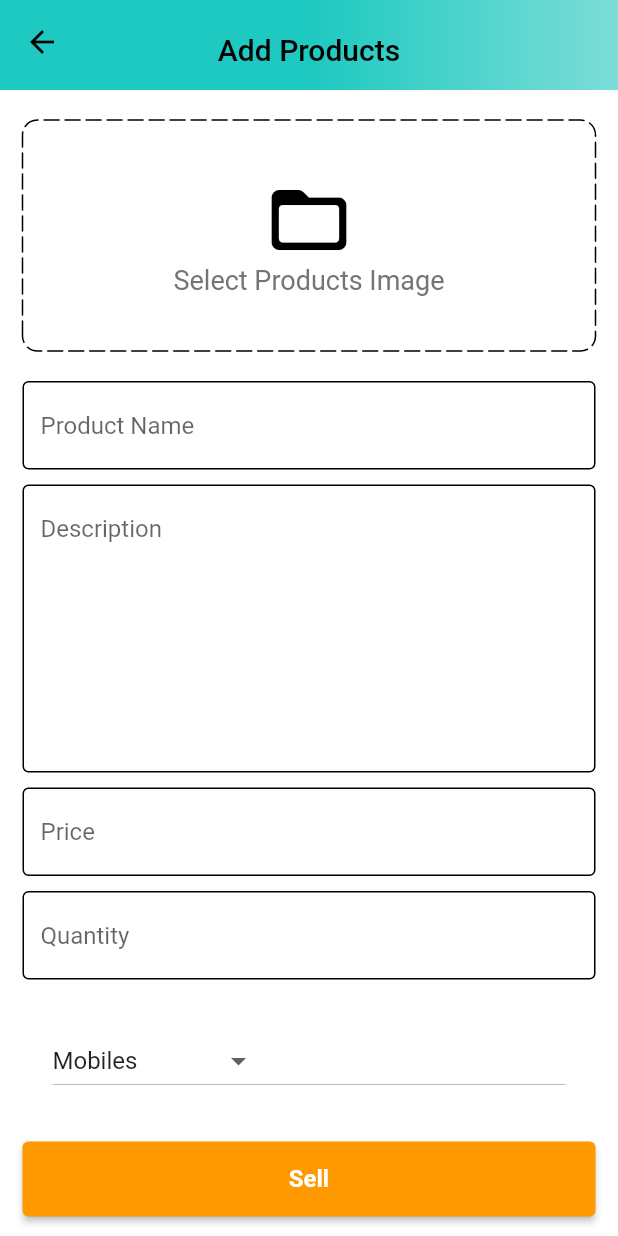
After one commit to RahulG84/Flutter_eCommerce_app, a Flutter app: the AdminScreen screen opened directly, after a tap on the "add" icon, on a phone screen of 412 x 824 dp. The commit adds this screen. Run offline on Flutter 3.47's test engine with Material 2 defaults, Android fonts, the phone set to English and light mode, and no system bars; drawn by our look-alikes of dotted_border; our stand-ins replace badges, carousel_slider, file_picker, shared_preferences, transparent_image; accounts and stored records are empty.

Commit message:
Added : Admin UI Part

```diff
--- /dev/null
+++ b/lib/features/admin/screens/add_products_screen.dart
@@ -0,0 +1,204 @@
+import 'dart:io';
+import 'package:amazon_clone/utils/utils.dart';
+import 'package:amazon_clone/widgets/custom_button.dart';
+import 'package:amazon_clone/widgets/custom_textfield.dart';
+import 'package:carousel_slider/carousel_options.dart';
+import 'package:carousel_slider/carousel_slider.dart';
+import 'package:dotted_border/dotted_border.dart';
+import 'package:flutter/material.dart';
+
+import '../../../constants/global_variables.dart';
+
+class AddProductsScreen extends StatefulWidget {
+  static const routeName = '/add-products-screen';
+  const AddProductsScreen({Key? key}) : super(key: key);
+
+  @override
+  State<AddProductsScreen> createState() => _AddProductsScreenState();
+}
+
+class _AddProductsScreenState extends State<AddProductsScreen> {
+  final TextEditingController productNameController = TextEditingController();
+  final TextEditingController descriptionController = TextEditingController();
+  final TextEditingController priceController = TextEditingController();
+  final TextEditingController quantityController = TextEditingController();
+
+  String category = 'Mobiles';
+
+  static const List<String> productCategoriesList = [
+    'Mobiles',
+    'Essentials',
+    'Appliances',
+    'Books',
+  ];
+
+  List<File> images = [];
+
+  void selectImages() async {
+    var res = await pickImages();
+    setState(() {
+      images = res;
+    });
+    print('images.length ${images.length}');
+  }
+
+  @override
+  void initState() {
+    super.initState();
+    // productNameController.dispose();
+    // descriptionController.dispose();
+    // priceController.dispose();
+    // quantityController.dispose();
+  }
+
+  @override
+  Widget build(BuildContext context) {
+    return Scaffold(
+      appBar: PreferredSize(
+        preferredSize: const Size.fromHeight(60),
+        child: AppBar(
+          centerTitle: true,
+          flexibleSpace: Container(
+            decoration: const BoxDecoration(
+              gradient: GlobalVariables.appBarGradient,
+            ),
+          ),
+          title: const Padding(
+            padding: EdgeInsets.only(top: 10),
+            child: Text(
+              'Add Products',
+              style: TextStyle(
+                fontSize: 20,
+                fontWeight: FontWeight.w500,
+                color: GlobalVariables.blackColor,
+              ),
+            ),
+          ),
+        ),
+      ),
+      body: Padding(
+        padding: const EdgeInsets.symmetric(horizontal: 15),
+        child: Form(
+          child: SingleChildScrollView(
+            child: Column(
+              children: [
+                const SizedBox(
+                  height: 20,
+                ),
+                images.isNotEmpty
+                    ? CarouselSlider(
+                        options: CarouselOptions(
+                          viewportFraction: 1,
+                          height: 210,
+                          enlargeCenterPage: true,
+                          enlargeStrategy: CenterPageEnlargeStrategy.height,
+                        ),
+                        items: images.map(
+                          (item) {
+                            return ClipRRect(
+                              borderRadius: BorderRadius.circular(10),
+                              child: Image.file(
+                                item,
+                                fit: BoxFit.cover,
+                                height: double.infinity,
+                              ),
+                            );
+                          },
+                        ).toList(),
+                      )
+                    : InkWell(
+                        onTap: selectImages,
+                        child: DottedBorder(
+                          borderType: BorderType.RRect,
+                          radius: const Radius.circular(10),
+                          dashPattern: const [10, 4],
+                          strokeCap: StrokeCap.round,
+                          child: SizedBox(
+                            width: double.infinity,
+                            height: 150,
+                            child: Column(
+                              mainAxisAlignment: MainAxisAlignment.center,
+                              children: [
+                                const Icon(
+                                  Icons.folder_open_rounded,
+                                  size: 60,
+                                  color: GlobalVariables.blackColor,
+                                ),
+                                Text(
+                                  'Select Products Image',
+                                  style: TextStyle(
+                                    fontSize: 18,
+                                    color: Colors.grey.shade600,
+                                  ),
+                                ),
+                              ],
+                            ),
+                          ),
+                        ),
+                      ),
+                const SizedBox(
+                  height: 20,
+                ),
+                CustomTextField(
+                  controller: productNameController,
+                  hintText: 'Product Name',
+                ),
+                const SizedBox(
+                  height: 10,
+                ),
+                CustomTextField(
+                  controller: descriptionController,
+                  hintText: 'Description',
+                  maxLine: 8,
+                ),
+                const SizedBox(
+                  height: 10,
+                ),
+                CustomTextField(
+                  controller: priceController,
+                  hintText: 'Price',
+                ),
+                const SizedBox(
+                  height: 10,
+                ),
+                CustomTextField(
+                  controller: quantityController,
+                  hintText: 'Quantity',
+                ),
+                const SizedBox(
+                  height: 10,
+                ),
+                Container(
+                  width: double.infinity,
+                  padding: const EdgeInsets.all(20),
+                  child: DropdownButton(
+                    hint: const Text('Select Category'),
+                    value: category,
+                    items: productCategoriesList.map((String items) {
+                      return DropdownMenuItem(
+                        value: items,
+                        child: Text(
+                          items,
+                          overflow: TextOverflow.ellipsis,
+                        ),
+                      );
+                    }).toList(),
+                    onChanged: (String? newValue) {
+                      setState(() {
+                        category = newValue!;
+                      });
+                    },
+                  ),
+                ),
+                const SizedBox(
+                  height: 10,
+                ),
+                CustomButton(onPressed: () {}, buttonTile: 'Sell'),
+              ],
+            ),
+          ),
+        ),
+      ),
+    );
+  }
+}
--- /dev/null
+++ b/lib/features/admin/screens/admin_screen.dart
@@ -0,0 +1,146 @@
+import 'package:amazon_clone/features/admin/screens/products_screen.dart';
+import 'package:flutter/material.dart';
+
+import '../../../constants/global_variables.dart';
+
+class AdminScreen extends StatefulWidget {
+  const AdminScreen({Key? key}) : super(key: key);
+
+  @override
+  State<AdminScreen> createState() => _AdminScreenState();
+}
+
+class _AdminScreenState extends State<AdminScreen> {
+  int _page = 0;
+  double bottomBarWidth = 50;
+  double bottomBarBorderWidth = 5;
+
+  void updatePage(int page) {
+    setState(() {
+      _page = page;
+    });
+  }
+
+  List<Widget> widgetArray = [
+    const ProductsScreen(),
+    const Center(child: Text('Analytics Page')),
+    const Center(child: Text('Cart Page')),
+  ];
+
+  @override
+  Widget build(BuildContext context) {
+    return Scaffold(
+      appBar: PreferredSize(
+        preferredSize: const Size.fromHeight(60),
+        child: AppBar(
+          flexibleSpace: Container(
+            decoration: const BoxDecoration(
+              gradient: GlobalVariables.appBarGradient,
+            ),
+          ),
+          title: Padding(
+            padding: const EdgeInsets.only(top: 10),
+            child: Row(
+              mainAxisAlignment: MainAxisAlignment.spaceBetween,
+              children: [
+                Container(
+                  alignment: Alignment.center,
+                  child: Image.asset(
+                    'assets/images/amazon_in.png',
+                    width: 140,
+                    height: 70,
+                    color: Colors.black,
+                  ),
+                ),
+                const Text(
+                  'Admin',
+                  style: TextStyle(
+                    fontSize: 25,
+                    fontWeight: FontWeight.bold,
+                    color: GlobalVariables.blackColor,
+                  ),
+                )
+              ],
+            ),
+          ),
+        ),
+      ),
+      body: widgetArray[_page],
+      bottomNavigationBar: BottomNavigationBar(
+        selectedItemColor: GlobalVariables.selectedNavBarColor,
+        unselectedItemColor: GlobalVariables.unselectedNavBarColor,
+        backgroundColor: GlobalVariables.backgroundColor,
+        iconSize: 30,
+        onTap: updatePage,
+        items: [
+          //Post
+          BottomNavigationBarItem(
+            label: '',
+            icon: Container(
+              padding: const EdgeInsets.symmetric(horizontal: 10),
+              width: bottomBarBorderWidth,
+              decoration: BoxDecoration(
+                border: Border(
+                  top: BorderSide(
+                    color: _page == 0
+                        ? GlobalVariables.selectedNavBarColor
+                        : GlobalVariables.backgroundColor,
+                    width: bottomBarBorderWidth,
+                  ),
+                ),
+              ),
+              child: Icon(Icons.home_outlined,
+                  color: _page == 0
+                      ? GlobalVariables.blueColor
+                      : GlobalVariables.blackColor),
+            ),
+          ),
+
+          //Analytics
+          BottomNavigationBarItem(
+            label: '',
+            icon: Container(
+              width: bottomBarBorderWidth,
+              decoration: BoxDecoration(
+                border: Border(
+                  top: BorderSide(
+                    color: _page == 1
+                        ? GlobalVariables.selectedNavBarColor
+                        : GlobalVariables.backgroundColor,
+                    width: bottomBarBorderWidth,
+                  ),
+                ),
+              ),
+              child: Icon(Icons.analytics_outlined,
+                  color: _page == 1
+                      ? GlobalVariables.blueColor
+                      : GlobalVariables.blackColor),
+            ),
+          ),
+
+          //Order
+          BottomNavigationBarItem(
+            label: '',
+            icon: Container(
+              width: bottomBarBorderWidth,
+              decoration: BoxDecoration(
+                border: Border(
+                  top: BorderSide(
+                    color: _page == 2
+                        ? GlobalVariables.selectedNavBarColor
+                        : GlobalVariables.backgroundColor,
+                    width: bottomBarBorderWidth,
+                  ),
+                ),
+              ),
+              child: Icon(Icons.all_inbox_outlined,
+                  color: _page == 2
+                      ? GlobalVariables.blueColor
+                      : GlobalVariables.blackColor),
+            ),
+          ),
+        ],
+      ),
+    );
+  }
+}
--- /dev/null
+++ b/lib/features/admin/screens/products_screen.dart
@@ -0,0 +1,34 @@
+import 'package:amazon_clone/constants/global_variables.dart';
+import 'package:amazon_clone/features/admin/screens/add_products_screen.dart';
+import 'package:flutter/material.dart';
+
+class ProductsScreen extends StatefulWidget {
+  const ProductsScreen({Key? key}) : super(key: key);
+
+  @override
+  State<ProductsScreen> createState() => _ProductsScreenState();
+}
+
+class _ProductsScreenState extends State<ProductsScreen> {
+
+  navigateToAddProductScreen() {
+    Navigator.pushNamed(context, AddProductsScreen.routeName);
+  }
+
+  @override
+  Widget build(BuildContext context) {
+    return Scaffold(
+      body: const Text('Products Screen'),
+      floatingActionButton: FloatingActionButton(
+        onPressed:navigateToAddProductScreen,
+        tooltip: 'Add a Products',
+        child: const Icon(
+          Icons.add,
+          size: 20,
+          color: GlobalVariables.blackColor,
+        ),
+      ),
+      floatingActionButtonLocation: FloatingActionButtonLocation.centerFloat,
+    );
+  }
+}
--- a/lib/main.dart
+++ b/lib/main.dart
@@ -1,4 +1,5 @@
 import 'package:amazon_clone/constants/global_variables.dart';
+import 'package:amazon_clone/features/admin/screens/admin_screen.dart';
 import 'package:amazon_clone/features/auth/screens/auth_screen.dart';
 import 'package:amazon_clone/features/auth/services/auth_services.dart';
 import 'package:amazon_clone/features/home/screens/home_screen.dart';
@@ -57,7 +58,9 @@ class _MyAppState extends State<MyApp> {
       ),
       onGenerateRoute: (settings) => onGenerateRoute(settings),
       home: Provider.of<UserProvider>(context).user.token.isNotEmpty
-          ? const BottomBar()
+          ? Provider.of<UserProvider>(context).user.type == 'user'
+              ? const BottomBar()
+              : const AdminScreen()
           : const AuthScreen(),
     );
   }
--- a/lib/utils/router.dart
+++ b/lib/utils/router.dart
@@ -1,3 +1,4 @@
+import 'package:amazon_clone/features/admin/screens/add_products_screen.dart';
 import 'package:amazon_clone/features/auth/screens/auth_screen.dart';
 import 'package:amazon_clone/features/home/screens/home_screen.dart';
 import 'package:amazon_clone/widgets/bottom_bar.dart';
@@ -17,6 +18,10 @@ Route<dynamic> onGenerateRoute(RouteSettings routeSettings) {
       return MaterialPageRoute(
         builder: (context) => const BottomBar(),
       );
+    case AddProductsScreen.routeName:
+      return MaterialPageRoute(
+        builder: (context) => const AddProductsScreen(),
+      );
     default:
       return MaterialPageRoute(
         builder: (context) => const Text("Screen Dose Not Exists"),
--- a/lib/utils/utils.dart
+++ b/lib/utils/utils.dart
@@ -1,4 +1,6 @@
+import 'package:file_picker/file_picker.dart';
 import 'package:flutter/material.dart';
+import 'dart:io';
 
 void showSnackPopup(BuildContext context, String text) {
   ScaffoldMessenger.of(context).showSnackBar(
@@ -7,3 +9,21 @@ void showSnackPopup(BuildContext context, String text) {
     ),
   );
 }
+
+Future<List<File>> pickImages() async {
+  List<File> images = [];
+  try {
+    var files = await FilePicker.platform.pickFiles(
+      type: FileType.any,
+      allowMultiple: true,
+    );
+    if (files != null && files.files.isNotEmpty) {
+      for (int i = 0; i < files.files.length; i++) {
+        images.add(File(files.files[i].path!));
+      }
+    }
+  } catch (e) {
+    debugPrint(e.toString());
+  }
+  return images;
+}
--- a/lib/widgets/custom_textfield.dart
+++ b/lib/widgets/custom_textfield.dart
@@ -8,14 +8,16 @@ class CustomTextField extends StatelessWidget {
   Widget? suffixIcon;
   bool secureText;
   Key? textFormFieldKey;
+  int maxLine;
   CustomTextField({
     Key? key,
     required this.controller,
     required this.hintText,
     this.prefixIcon,
     this.suffixIcon,
-    required this.secureText,
+    this.secureText = false,
     this.textFormFieldKey,
+    this.maxLine = 1,
   }) : super(key: key);
 
   @override
@@ -24,6 +26,7 @@ class CustomTextField extends StatelessWidget {
     return TextFormField(
       controller: controller,
       obscureText: secureText,
+      maxLines: maxLine,
       key: textFormFieldKey,
       decoration: InputDecoration(
         hintText: hintText,
@@ -36,7 +39,7 @@ class CustomTextField extends StatelessWidget {
         ),
         enabledBorder: const OutlineInputBorder(
           borderSide: BorderSide(
-            color: GlobalVariables.secondaryColor,
+            color: GlobalVariables.blackColor,
           ),
         ),
       ),
--- a/pubspec.yaml
+++ b/pubspec.yaml
@@ -41,6 +41,8 @@ dependencies:
   badges: ^3.1.2
   transparent_image: ^2.0.1
   carousel_slider: ^4.2.1
+  dotted_border: ^2.1.0
+  file_picker: ^6.1.1
 
 dev_dependencies:
   flutter_test:
```
Also changed, not shown: pubspec.lock.
